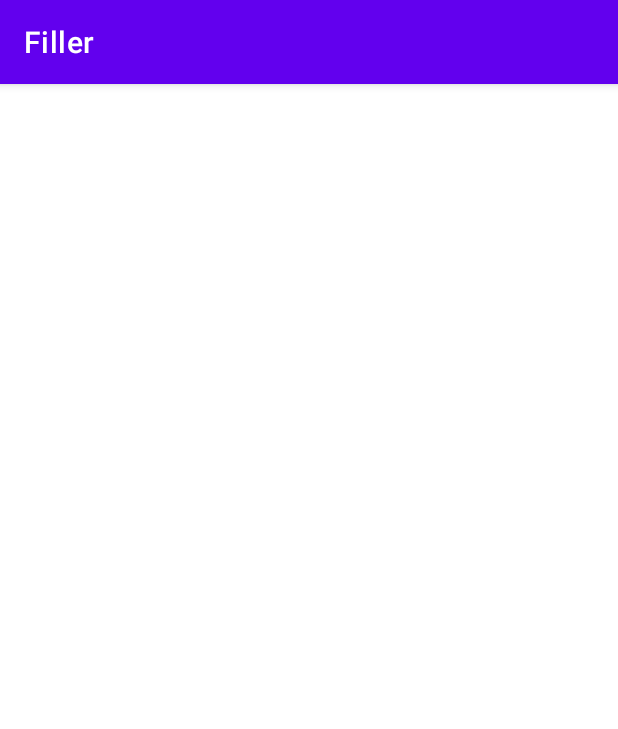
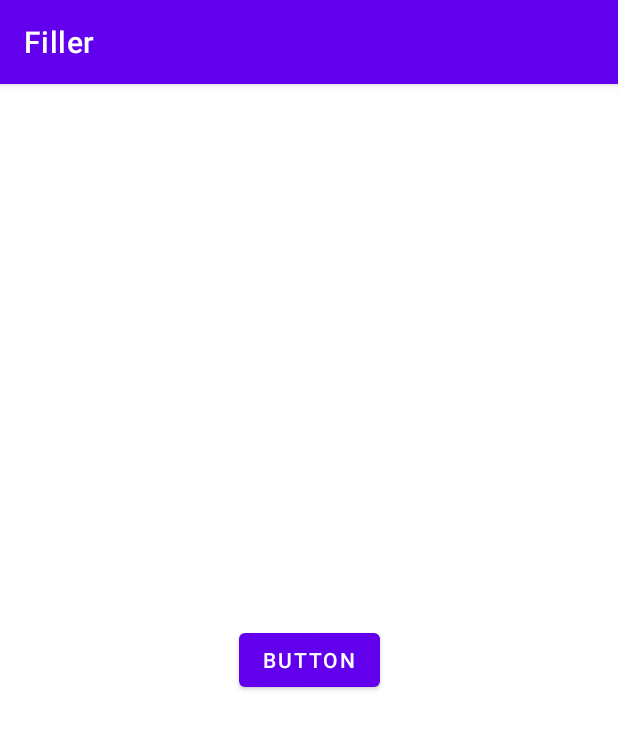
Before and after one commit to oriolagobat/Filler-Game-2, an Android app: the Game screen opened directly, with no data from a screen before it, on a phone screen of 412 x 824 dp. Shown: the top 729 px of the screen. Run offline under Robolectric (Android 15) with nearby library versions, the phone set to English and light mode, and no system bars; 1 statement that could not run was skipped.

Commit message:
Fixed bug when entering a username and creating new game intent

```diff
--- a/app/src/main/AndroidManifest.xml
+++ b/app/src/main/AndroidManifest.xml
@@ -9,6 +9,9 @@
         android:roundIcon="@mipmap/ic_launcher_round"
         android:supportsRtl="true"
         android:theme="@style/Theme.Filler">
+        <activity
+            android:name=".Results"
+            android:exported="false" />
         <activity
             android:name=".gui.Game"
             android:exported="false" />
--- a/app/src/main/java/com/example/filler/gui/Game.kt
+++ b/app/src/main/java/com/example/filler/gui/Game.kt
@@ -5,17 +5,22 @@ import android.widget.Toast
 import androidx.appcompat.app.AppCompatActivity
 import com.example.filler.R
 import com.example.filler.constants.Difficulty
+import com.example.filler.databinding.ActivityGameBinding
 
 class Game : AppCompatActivity() {
     override fun onCreate(savedInstanceState: Bundle?) {
         super.onCreate(savedInstanceState)
-        setContentView(R.layout.activity_game)
+
+        // Set this activity binding
+        val binding = ActivityGameBinding.inflate(layoutInflater)
+        setContentView(binding.root)
 
         val username = intent.getStringExtra("username")
-        val colorNum = intent.getStringExtra("colorNum")
-        val gridNum = intent.getStringExtra("gridNum")
+        val colorNum = intent.getIntExtra("colorNum", 0)
+        val gridNum = intent.getIntExtra("gridNum", 0)
         val timeControl = intent.getBooleanExtra("timeControl", false)
         val difficultyString = intent.getStringExtra("difficulty")
+        // Pase difficulty to contant value
         val difficulty = Difficulty.valueOf(difficultyString!!.uppercase())
 
         val message =
@@ -25,5 +30,9 @@ class Game : AppCompatActivity() {
                     "Time Control: $timeControl\n" +
                     "Difficulty: $difficulty"
         Toast.makeText(this, message, Toast.LENGTH_LONG).show()
+
+        binding.button.setOnClickListener() {
+            finish()
+        }
     }
 }
--- a/app/src/main/res/layout/activity_game.xml
+++ b/app/src/main/res/layout/activity_game.xml
@@ -6,4 +6,13 @@
     android:layout_height="match_parent"
     tools:context=".gui.Game">
 
+    <Button
+        android:id="@+id/button"
+        android:layout_width="wrap_content"
+        android:layout_height="wrap_content"
+        android:text="Button"
+        app:layout_constraintBottom_toBottomOf="parent"
+        app:layout_constraintEnd_toEndOf="parent"
+        app:layout_constraintStart_toStartOf="parent"
+        app:layout_constraintTop_toTopOf="parent" />
 </androidx.constraintlayout.widget.ConstraintLayout>
```
Also changed, not shown: app/src/main/java/com/example/filler/Results.kt (added, +11 -0 lines), app/src/main/java/com/example/filler/gui/configuration/NewGameConfiguration.kt (+11 -1 lines), app/src/main/java/com/example/filler/gui/configuration/NewUsernameInput.kt (+7 -9 lines), app/src/main/java/com/example/filler/gui/configuration/StartNewGame.kt (+7 -6 lines), app/src/main/res/layout/activity_results.xml (added, +9 -0 lines).
